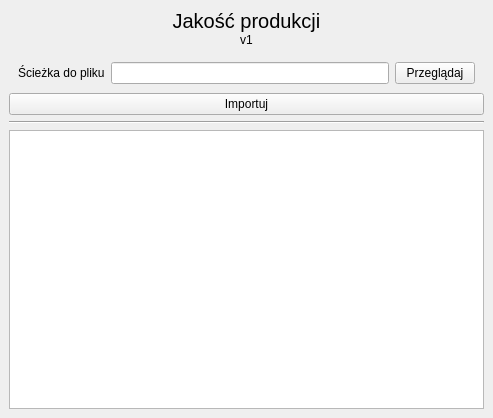
Old version of the form Forms/jakosc_prod.ui in the repository kolomir/place_v2.
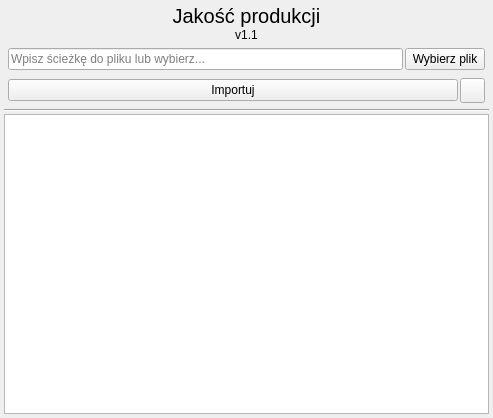
New version of the form. Icons and pictures are not drawn.

Commit message: 06.11.2024 - Poprawiłem sposób ładfowania plików. Dodałem możliwość ładowania korekt z pliku excel.

What changed in the file:
```diff
--- a/Forms/jakosc_prod.ui
+++ b/Forms/jakosc_prod.ui
@@ -32,6 +32,21 @@
    <item row="0" column="0">
     <widget class="QWidget" name="widget" native="true">
      <layout class="QVBoxLayout" name="verticalLayout_3">
+      <property name="spacing">
+       <number>2</number>
+      </property>
+      <property name="leftMargin">
+       <number>4</number>
+      </property>
+      <property name="topMargin">
+       <number>4</number>
+      </property>
+      <property name="rightMargin">
+       <number>4</number>
+      </property>
+      <property name="bottomMargin">
+       <number>4</number>
+      </property>
       <item>
        <widget class="QWidget" name="widget_2" native="true">
         <layout class="QVBoxLayout" name="verticalLayout">
@@ -68,7 +83,7 @@
          <item>
           <widget class="QLabel" name="label_2">
            <property name="text">
-            <string>v1</string>
+            <string>v1.1</string>
            </property>
            <property name="alignment">
             <set>Qt::AlignCenter</set>
@@ -99,20 +114,32 @@
          <item>
           <widget class="QWidget" name="widget_3" native="true">
            <layout class="QHBoxLayout" name="horizontalLayout">
+            <property name="spacing">
+             <number>2</number>
+            </property>
+            <property name="leftMargin">
+             <number>4</number>
+            </property>
+            <property name="topMargin">
+             <number>4</number>
+            </property>
+            <property name="rightMargin">
+             <number>4</number>
+            </property>
+            <property name="bottomMargin">
+             <number>4</number>
+            </property>
             <item>
-             <widget class="QLabel" name="label_3">
-              <property name="text">
-               <string>Ścieżka do pliku</string>
+             <widget class="QLineEdit" name="ed_sciezka_dane">
+              <property name="placeholderText">
+               <string>Wpisz ścieżkę do pliku lub wybierz...</string>
               </property>
              </widget>
             </item>
-            <item>
-             <widget class="QLineEdit" name="ed_sciezka_dane"/>
-            </item>
             <item>
              <widget class="QPushButton" name="btn_przegladaj">
               <property name="text">
-               <string>Przeglądaj</string>
+               <string>Wybierz plik</string>
               </property>
              </widget>
             </item>
@@ -120,10 +147,54 @@
           </widget>
          </item>
          <item>
-          <widget class="QPushButton" name="btn_importuj">
-           <property name="text">
-            <string>Importuj</string>
-           </property>
+          <widget class="QWidget" name="widget_5" native="true">
+           <layout class="QHBoxLayout" name="horizontalLayout_2">
+            <property name="spacing">
+             <number>2</number>
+            </property>
+            <property name="leftMargin">
+             <number>4</number>
+            </property>
+            <property name="topMargin">
+             <number>4</number>
+            </property>
+            <property name="rightMargin">
+             <number>4</number>
+            </property>
+            <property name="bottomMargin">
+             <number>4</number>
+            </property>
+            <item>
+             <widget class="QPushButton" name="btn_importuj">
+              <property name="text">
+               <string>Importuj</string>
+              </property>
+             </widget>
+            </item>
+            <item>
+             <widget class="QPushButton" name="btn_szablon">
+              <property name="minimumSize">
+               <size>
+                <width>25</width>
+                <height>25</height>
+               </size>
+              </property>
+              <property name="maximumSize">
+               <size>
+                <width>25</width>
+                <height>25</height>
+               </size>
+              </property>
+              <property name="text">
+               <string/>
+              </property>
+              <property name="icon">
+               <iconset resource="../icon.qrc">
+                <normaloff>:/icon/img/svg_icons/layout.svg</normaloff>:/icon/img/svg_icons/layout.svg</iconset>
+              </property>
+             </widget>
+            </item>
+           </layout>
           </widget>
          </item>
         </layout>
```
Left out of the diff: 4 changed lines with no effect on the pictures. The commit also changes 36 other files.
